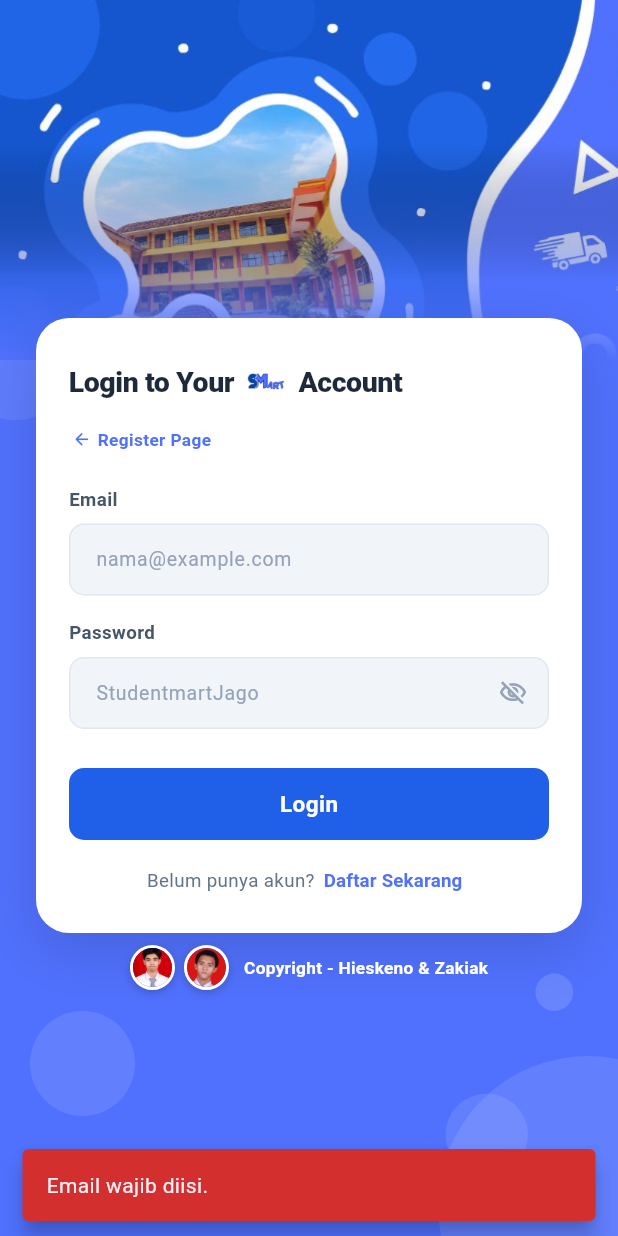
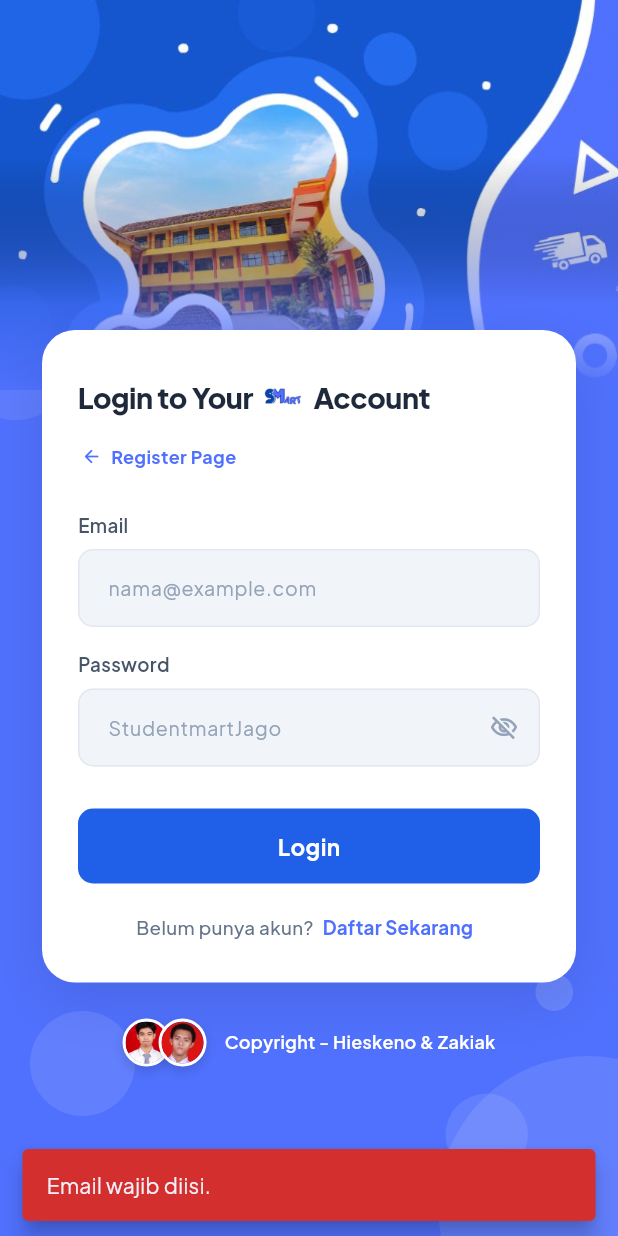
Before and after one commit to YudiCrazyy-MPLB1/student-mart, a Flutter app: the screen it shows after launch, after a tap on "Login", on a phone screen of 412 x 824 dp. Run offline on Flutter 3.47's test engine with Material 3 defaults, Android fonts, the phone set to English and light mode, and no system bars; our stand-ins replace cached_network_image, carousel_slider, flutter_secure_storage, google_fonts, image_picker, shared_preferences and 1 more; missing offline and left inert: file_selector; accounts and stored records are empty.

Commit message:
Login page Fixed

```diff
--- a/lib/login_page.dart
+++ b/lib/login_page.dart
@@ -1,6 +1,7 @@
 import 'package:flutter/material.dart';
 import 'package:flutter/services.dart';
 import 'package:provider/provider.dart';
+import 'package:google_fonts/google_fonts.dart';
 
 import 'api_exception.dart';
 import 'auth_provider.dart';
@@ -8,11 +9,11 @@ import 'register_page.dart';
 import 'sapaan_random.dart';
 
 // ═══════════════════════════════════════════════════════════
-//  WARNA TEMA BIRU — PERSIS MOCKUP HIESKENO & ZAKIAK
+//  WARNA TEMA BIRU
 // ═══════════════════════════════════════════════════════════
-const Color _kBluePrimary = Color(0xFF5071FE); // biru utama
-const Color _kBlueDark = Color(0xFF1556CE);    // biru gelap (kiri panel desktop)
-const Color _kBlueMid = Color(0xFF2060E8);     // tombol login
+const Color _kBluePrimary = Color(0xFF5071FE);
+const Color _kBlueDark = Color(0xFF1556CE);
+const Color _kBlueMid = Color(0xFF2060E8);
 
 class LoginPage extends StatefulWidget {
   const LoginPage({super.key});
@@ -69,7 +70,10 @@ class _LoginPageState extends State<LoginPage> {
         ..hideCurrentSnackBar()
         ..showSnackBar(
           SnackBar(
-            content: Text('Selamat datang, $userName!'),
+            content: Text(
+              'Selamat datang, $userName!',
+              style: GoogleFonts.plusJakartaSans(),
+            ),
             behavior: SnackBarBehavior.floating,
             backgroundColor: _kBlueDark,
           ),
@@ -91,7 +95,10 @@ class _LoginPageState extends State<LoginPage> {
       ..hideCurrentSnackBar()
       ..showSnackBar(
         SnackBar(
-          content: Text(message),
+          content: Text(
+            message,
+            style: GoogleFonts.plusJakartaSans(),
+          ),
           behavior: SnackBarBehavior.floating,
           backgroundColor: isError ? Colors.red.shade700 : _kBlueDark,
         ),
@@ -104,13 +111,12 @@ class _LoginPageState extends State<LoginPage> {
   }
 
   // ══════════════════════════════════════════════════════════
-  //  BUBBLE / CIRCLE DECORATIONS  — floating white circles
+  //  BUBBLE / CIRCLE DECORATIONS
   // ══════════════════════════════════════════════════════════
   Widget _bubbles() {
     return IgnorePointer(
       child: Stack(
         children: [
-          // Large faint circles
           _circle(size: 160, left: -55,  top: -55,  opacity: 0.12),
           _circle(size: 110, left: 60,   top: -20,  opacity: 0.10),
           _circle(size: 80,  left: -30,  top: 200,  opacity: 0.08),
@@ -153,7 +159,7 @@ class _LoginPageState extends State<LoginPage> {
   }
 
   // ══════════════════════════════════════════════════════════
-  //  INPUT FIELD — persis gaya mockup (tanpa prefix icon)
+  //  INPUT FIELD
   // ══════════════════════════════════════════════════════════
   Widget _inputField({
     required String label,
@@ -170,10 +176,10 @@ class _LoginPageState extends State<LoginPage> {
       children: [
         Text(
           label,
-          style: const TextStyle(
+          style: GoogleFonts.plusJakartaSans(
             fontSize: 12.5,
             fontWeight: FontWeight.w600,
-            color: Color(0xFF475569),
+            color: const Color(0xFF475569),
           ),
         ),
         const SizedBox(height: 7),
@@ -185,10 +191,18 @@ class _LoginPageState extends State<LoginPage> {
           textInputAction: action,
           autofillHints: autofillHints,
           onSubmitted: (_) => onSubmitted?.call(),
-          style: const TextStyle(fontSize: 13.5, color: Color(0xFF1E293B)),
+          style: GoogleFonts.plusJakartaSans(
+            fontSize: 13.5,
+            color: const Color(0xFF1E293B),
+            fontWeight: FontWeight.w500,
+          ),
           decoration: InputDecoration(
             hintText: hint,
-            hintStyle: const TextStyle(color: Color(0xFF94A3B8), fontSize: 13),
+            hintStyle: GoogleFonts.plusJakartaSans(
+              color: const Color(0xFF94A3B8),
+              fontSize: 13,
+              fontWeight: FontWeight.w400,
+            ),
             suffixIcon: isPassword
                 ? IconButton(
                     tooltip: obscurePassword
@@ -211,8 +225,8 @@ class _LoginPageState extends State<LoginPage> {
             filled: true,
             fillColor: const Color(0xFFF1F5F9),
             contentPadding: const EdgeInsets.symmetric(
-              horizontal: 14,
-              vertical: 14,
+              horizontal: 16,
+              vertical: 16,
             ),
             border: OutlineInputBorder(
               borderRadius: BorderRadius.circular(10),
@@ -237,21 +251,21 @@ class _LoginPageState extends State<LoginPage> {
   }
 
   // ══════════════════════════════════════════════════════════
-  //  LOGIN CARD — white card floating on blue background
+  //  LOGIN CARD
   // ══════════════════════════════════════════════════════════
   Widget _loginCard({required bool compact}) {
     return Container(
-      constraints: const BoxConstraints(maxWidth: 400),
+      constraints: const BoxConstraints(maxWidth: 420),
       padding: EdgeInsets.symmetric(
-        horizontal: compact ? 22 : 32,
-        vertical:   compact ? 26 : 36,
+        horizontal: compact ? 24 : 36,
+        vertical:   compact ? 28 : 40,
       ),
       decoration: BoxDecoration(
         color: Colors.white,
         borderRadius: BorderRadius.circular(22),
         boxShadow: [
           BoxShadow(
-            color: Colors.black.withValues(alpha: 0.14),
+            color: Colors.black.withValues(alpha: 0.1),
             blurRadius: 32,
             offset: const Offset(0, 12),
           ),
@@ -262,22 +276,18 @@ class _LoginPageState extends State<LoginPage> {
           crossAxisAlignment: CrossAxisAlignment.stretch,
           mainAxisSize: MainAxisSize.min,
           children: [
-
-            // ── HEADER: "Login to Your SMart Account" ──
-            // smart_logo.png is 500x500 but content is only at Y=[164,316], X=[71,417]
-            // We crop to show just the logo text at the right visual size
             FittedBox(
               fit: BoxFit.scaleDown,
               alignment: Alignment.centerLeft,
               child: Row(
                 crossAxisAlignment: CrossAxisAlignment.center,
                 children: [
-                  const Text(
+                  Text(
                     'Login to Your ',
-                    style: TextStyle(
+                    style: GoogleFonts.plusJakartaSans(
                       fontSize: 19,
                       fontWeight: FontWeight.w800,
-                      color: Color(0xFF1E293B),
+                      color: const Color(0xFF1E293B),
                       letterSpacing: -0.3,
                     ),
                   ),
@@ -285,24 +295,32 @@ class _LoginPageState extends State<LoginPage> {
                     height: 34,
                     child: ClipRect(
                       child: Align(
-                        // Content center is at ~Y=240 → normalized: (240/500)*2-1 = -0.04
                         alignment: const Alignment(0, -0.04),
-                        // Content height is ~152px out of 500 → ratio = 0.304
                         heightFactor: 0.32,
                         child: Image.asset(
                           'assets/images/smart_logo.png',
                           height: 150,
                           fit: BoxFit.contain,
+                          errorBuilder: (context, error, stackTrace) {
+                            return Text(
+                              'SMART',
+                              style: GoogleFonts.plusJakartaSans(
+                                fontSize: 24,
+                                fontWeight: FontWeight.w900,
+                                color: _kBluePrimary,
+                              ),
+                            );
+                          },
                         ),
                       ),
                     ),
                   ),
-                  const Text(
+                  Text(
                     ' Account',
-                    style: TextStyle(
+                    style: GoogleFonts.plusJakartaSans(
                       fontSize: 19,
                       fontWeight: FontWeight.w800,
-                      color: Color(0xFF1E293B),
+                      color: const Color(0xFF1E293B),
                       letterSpacing: -0.3,
                     ),
                   ),
@@ -311,23 +329,22 @@ class _LoginPageState extends State<LoginPage> {
             ),
             const SizedBox(height: 10),
 
-            // ── REGISTER LINK (← Register Page) ──
             Align(
               alignment: Alignment.centerLeft,
               child: InkWell(
                 onTap: isLoading ? null : _openRegisterPage,
                 borderRadius: BorderRadius.circular(6),
-                child: const Padding(
-                  padding: EdgeInsets.symmetric(vertical: 3, horizontal: 2),
+                child: Padding(
+                  padding: const EdgeInsets.symmetric(vertical: 4, horizontal: 2),
                   child: Row(
                     mainAxisSize: MainAxisSize.min,
                     children: [
-                      Icon(Icons.arrow_back_rounded, size: 13, color: _kBluePrimary),
-                      SizedBox(width: 4),
+                      const Icon(Icons.arrow_back_rounded, size: 14, color: _kBluePrimary),
+                      const SizedBox(width: 6),
                       Text(
                         'Register Page',
-                        style: TextStyle(
-                          fontSize: 11.5,
+                        style: GoogleFonts.plusJakartaSans(
+                          fontSize: 12,
                           fontWeight: FontWeight.w700,
                           color: _kBluePrimary,
                         ),
@@ -337,9 +354,8 @@ class _LoginPageState extends State<LoginPage> {
                 ),
               ),
             ),
-            const SizedBox(height: 20),
+            const SizedBox(height: 24),
 
-            // ── EMAIL ──
             _inputField(
               label: 'Email',
               hint: 'nama@example.com',
@@ -351,7 +367,6 @@ class _LoginPageState extends State<LoginPage> {
             ),
             const SizedBox(height: 16),
 
-            // ── PASSWORD ──
             _inputField(
               label: 'Password',
               hint: PasswordHintRandomAwoawkaoakw.generate(),
@@ -361,11 +376,10 @@ class _LoginPageState extends State<LoginPage> {
               autofillHints: const [AutofillHints.password],
               onSubmitted: _login,
             ),
-            const SizedBox(height: 26),
+            const SizedBox(height: 28),
 
-            // ── TOMBOL LOGIN ──
             SizedBox(
-              height: 48,
+              height: 50,
               child: ElevatedButton(
                 onPressed: isLoading ? null : _login,
                 style: ElevatedButton.styleFrom(
@@ -379,16 +393,16 @@ class _LoginPageState extends State<LoginPage> {
                 ),
                 child: isLoading
                     ? const SizedBox(
-                        width: 20,
-                        height: 20,
+                        width: 22,
+                        height: 22,
                         child: CircularProgressIndicator(
                           color: Colors.white,
-                          strokeWidth: 2,
+                          strokeWidth: 2.5,
                         ),
                       )
-                    : const Text(
+                    : Text(
                         'Login',
-                        style: TextStyle(
+                        style: GoogleFonts.plusJakartaSans(
                           fontSize: 15,
                           fontWeight: FontWeight.w700,
                           letterSpacing: 0.3,
@@ -396,18 +410,18 @@ class _LoginPageState extends State<LoginPage> {
                       ),
               ),
             ),
-            const SizedBox(height: 18),
+            const SizedBox(height: 20),
 
-            // ── DAFTAR LINK ──
             Row(
               mainAxisAlignment: MainAxisAlignment.center,
               children: [
-                const Flexible(
+                Flexible(
                   child: Text(
                     'Belum punya akun?',
-                    style: TextStyle(
-                      color: Color(0xFF64748B),
+                    style: GoogleFonts.plusJakartaSans(
+                      color: const Color(0xFF64748B),
                       fontSize: 12.5,
+                      fontWeight: FontWeight.w500,
                     ),
                   ),
                 ),
@@ -419,9 +433,12 @@ class _LoginPageState extends State<LoginPage> {
                     minimumSize: Size.zero,
                     tapTargetSize: MaterialTapTargetSize.shrinkWrap,
                   ),
-                  child: const Text(
+                  child: Text(
                     'Daftar Sekarang',
-                    style: TextStyle(fontWeight: FontWeight.w700, fontSize: 12.5),
+                    style: GoogleFonts.plusJakartaSans(
+                      fontWeight: FontWeight.w700,
+                      fontSize: 12.5,
+                    ),
                   ),
                 ),
               ],
@@ -433,7 +450,7 @@ class _LoginPageState extends State<LoginPage> {
   }
 
   // ══════════════════════════════════════════════════════════
-  //  COPYRIGHT FOOTER — developer avatars + text
+  //  COPYRIGHT FOOTER — developer avatars + text (Stacked)
   // ══════════════════════════════════════════════════════════
   Widget _copyrightRow({bool alignRight = false}) {
     return Row(
@@ -441,15 +458,29 @@ class _LoginPageState extends State<LoginPage> {
           alignRight ? MainAxisAlignment.end : MainAxisAlignment.center,
       mainAxisSize: MainAxisSize.min,
       children: [
-        _avatar('assets/images/student1.jpg'),
-        const SizedBox(width: 6),
-        _avatar('assets/images/student2.png'),
-        const SizedBox(width: 10),
-        const Text(
+        // Tumpukan Avatar
+        SizedBox(
+          width: 56, // Lebar yang cukup untuk dua avatar yang bertumpuk
+          height: 32,
+          child: Stack(
+            children: [
+              Positioned(
+                left: 0,
+                child: _avatar('assets/images/student1.jpg'),
+              ),
+              Positioned(
+                left: 24, // Efek menumpuk pada avatar kedua
+                child: _avatar('assets/images/student2.png'),
+              ),
+            ],
+          ),
+        ),
+        const SizedBox(width: 12),
+        Text(
           'Copyright - Hieskeno & Zakiak',
-          style: TextStyle(
+          style: GoogleFonts.plusJakartaSans(
             color: Colors.white,
-            fontSize: 11.5,
+            fontSize: 12,
             fontWeight: FontWeight.w600,
             letterSpacing: 0.2,
           ),
@@ -460,21 +491,28 @@ class _LoginPageState extends State<LoginPage> {
 
   Widget _avatar(String assetPath) {
     return Container(
-      width: 30,
-      height: 30,
+      width: 32,
+      height: 32,
       decoration: BoxDecoration(
         shape: BoxShape.circle,
         border: Border.all(color: Colors.white, width: 2),
         boxShadow: [
           BoxShadow(
-            color: Colors.black.withValues(alpha: 0.2),
-            blurRadius: 4,
-            offset: const Offset(0, 2),
+            color: Colors.black.withValues(alpha: 0.15),
+            blurRadius: 6,
+            offset: const Offset(0, 3),
           ),
         ],
       ),
       child: ClipOval(
-        child: Image.asset(assetPath, fit: BoxFit.cover),
+        child: Image.asset(
+          assetPath,
+          fit: BoxFit.cover,
+          errorBuilder: (context, error, stackTrace) => Container(
+            color: Colors.grey.shade300,
+            child: const Icon(Icons.person, size: 20, color: Colors.white),
+          ),
+        ),
       ),
     );
   }
@@ -495,7 +533,6 @@ class _LoginPageState extends State<LoginPage> {
             if (isDesktop) {
               return Row(
                 children: [
-                  // ── LEFT: blue bg + bubbles + login card ──
                   Expanded(
                     flex: 48,
                     child: Container(
@@ -517,25 +554,21 @@ class _LoginPageState extends State<LoginPage> {
                       ),
                     ),
                   ),
-
-                  // ── RIGHT: brand artwork panel ──
                   Expanded(
                     flex: 52,
                     child: Stack(
                       fit: StackFit.expand,
                       children: [
-                        // Dark blue base fills any overflow
                         Container(color: _kBlueDark),
-                        // Artwork image covers the full right panel
                         Image.asset(
                           'assets/images/brand_left_panel.png',
                           fit: BoxFit.cover,
                           alignment: Alignment.center,
+                          errorBuilder: (context, error, stackTrace) => const SizedBox(),
                         ),
-                        // Copyright badge — bottom right
                         Positioned(
-                          bottom: 20,
-                          right: 24,
+                          bottom: 24,
+                          right: 32,
                           child: _copyrightRow(alignRight: true),
                         ),
                       ],
@@ -549,18 +582,19 @@ class _LoginPageState extends State<LoginPage> {
             return Stack(
               fit: StackFit.expand,
               children: [
-                // Blue background with bubbles
+                // Latar Belakang Biru dengan Gelembung
                 Container(color: _kBluePrimary),
                 _bubbles(),
 
-                // Scrollable content column
+                // ScrollView
                 SingleChildScrollView(
                   physics: const ClampingScrollPhysics(),
+                  keyboardDismissBehavior: ScrollViewKeyboardDismissBehavior.onDrag,
                   child: Column(
                     children: [
-                      // ── HERO BANNER (school image on top) ──
+                      // ── HERO BANNER (Gambar Atas) ──
                       SizedBox(
-                        height: constraints.maxWidth < 400 ? 200 : 240,
+                        height: constraints.maxWidth < 400 ? 220 : 260,
                         width: double.infinity,
                         child: Stack(
                           fit: StackFit.expand,
@@ -569,8 +603,8 @@ class _LoginPageState extends State<LoginPage> {
                               'assets/images/brand_left_panel.png',
                               fit: BoxFit.cover,
                               alignment: Alignment.topCenter,
+                              errorBuilder: (context, error, stackTrace) => const SizedBox(),
                             ),
-                            // Gradient fade to blue at the bottom
                             Container(
                               decoration: BoxDecoration(
                                 gradient: LinearGradient(
@@ -589,23 +623,23 @@ class _LoginPageState extends State<LoginPage> {
                         ),
                       ),
 
-                      // ── FLOATING LOGIN CARD ──
+                      // ── KARTU LOGIN PUTIH (Tengah) ──
                       Transform.translate(
-                        offset: const Offset(0, -28),
+                        offset: const Offset(0, -40),
                         child: Padding(
                           padding: EdgeInsets.symmetric(
-                            horizontal: constraints.maxWidth < 400 ? 18 : 24,
+                            horizontal: constraints.maxWidth < 400 ? 20 : 28,
                           ),
                           child: Center(child: _loginCard(compact: true)),
                         ),
                       ),
 
-                      // ── COPYRIGHT FOOTER ──
-                      Padding(
-                        padding: const EdgeInsets.fromLTRB(16, 0, 16, 28),
-                        child: Transform.translate(
-                          offset: const Offset(0, -20),
-                          child: _copyrightRow(),
+                      // ── FOTO & COPYRIGHT OWNER (Langsung di bawah kotak putih) ──
+                      Transform.translate(
+                        offset: const Offset(0, -16), // Memberi sedikit jarak tepat di bawah form login
+                        child: Padding(
+                          padding: const EdgeInsets.only(bottom: 40),
+                          child: _copyrightRow(alignRight: false),
                         ),
                       ),
                     ],
--- a/pubspec.yaml
+++ b/pubspec.yaml
@@ -47,6 +47,7 @@ dependencies:
   flutter_image_compress: ^2.5.1
   shimmer: ^4.0.0
   cached_network_image: ^3.4.1
+  google_fonts: ^9.0.0
 dev_dependencies:
   flutter_test:
     sdk: flutter
```
Also changed, not shown: pubspec.lock.
